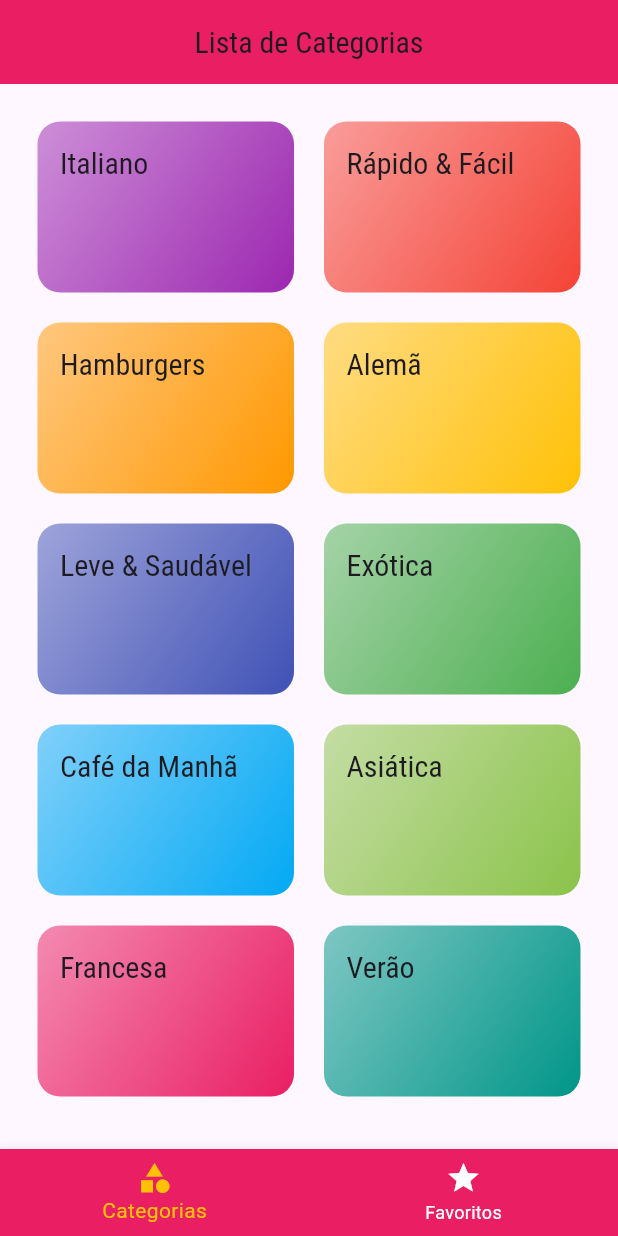
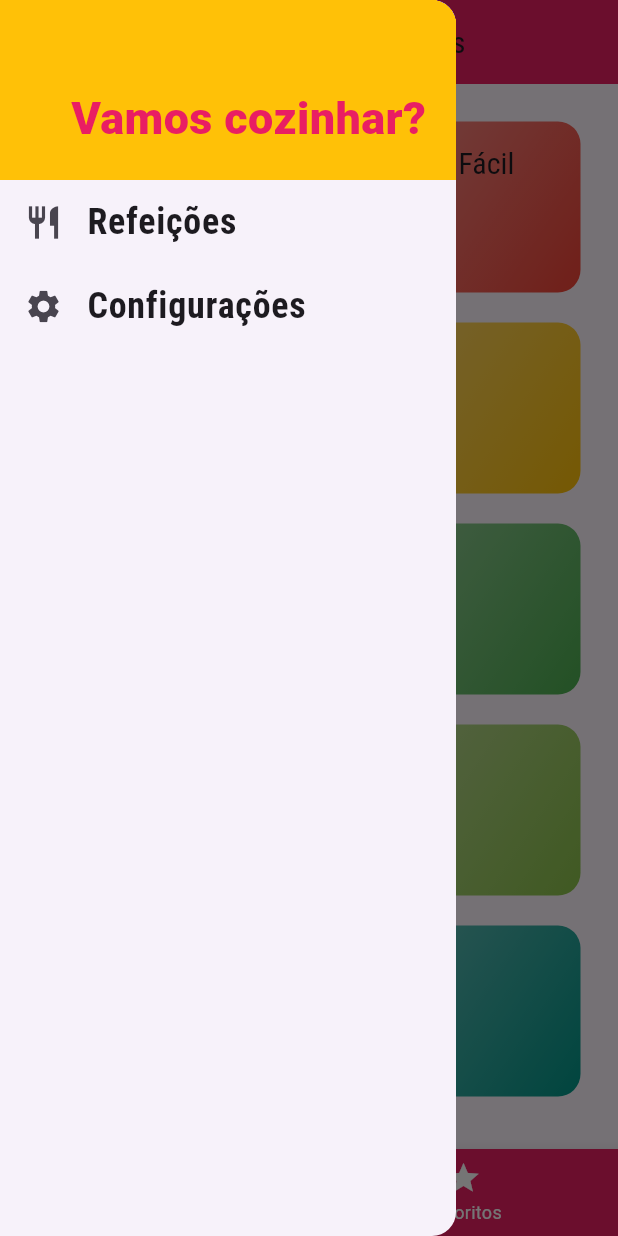
Before and after one commit to William-Munaretto/meals, a Flutter app: the screen it shows after launch, with the side drawer open (before the commit the screen has no drawer), on a phone screen of 412 x 824 dp. Run offline on Flutter 3.47's test engine with Material 3 defaults, Android fonts, the phone set to English and light mode, and no system bars.

Commit message:
criado e configurado o componente drawer

```diff
--- /dev/null
+++ b/lib/components/main_drawer.dart
@@ -0,0 +1,59 @@
+import 'package:flutter/material.dart';
+import '../utils/app-routes.dart';
+
+class MainDrawer extends StatelessWidget {
+  const MainDrawer({super.key});
+
+  Widget _createItem(IconData icon, String label, VoidCallback onTapi) {
+    return ListTile(
+      leading: Icon(
+        icon,
+        size: 26,
+      ),
+      title: Text(
+        label,
+        style: TextStyle(
+          fontFamily: 'RobotoCondensed',
+          fontSize: 24,
+          fontWeight: FontWeight.bold,
+        ),
+      ),
+      onTap: onTapi,
+    );
+  }
+
+  @override
+  Widget build(BuildContext context) {
+    return Drawer(
+      child: Column(
+        children: [
+          Container(
+            alignment: Alignment.bottomRight,
+            height: 120,
+            width: double.infinity,
+            padding: EdgeInsets.all(20),
+            color: Colors.amber,
+            child: Text(
+              'Vamos cozinhar?',
+              style: TextStyle(
+                fontWeight: FontWeight.w900,
+                fontSize: 30,
+                color: Theme.of(context).colorScheme.primary,
+              ),
+            ),
+          ),
+          _createItem(
+            Icons.restaurant,
+            'Refeições',
+            () => Navigator.of(context).pushReplacementNamed(AppRoutes.HOME),
+          ),
+          _createItem(
+            Icons.settings,
+            'Configurações',
+            () => Navigator.of(context).pushReplacementNamed(AppRoutes.SETTINGS),
+          ),
+        ],
+      ),
+    );
+  }
+}
--- a/lib/main.dart
+++ b/lib/main.dart
@@ -1,9 +1,9 @@
 import 'package:flutter/material.dart';
 import 'package:navegacao_multitelas_meals/screens/meal_detail_screen.dart';
-import './screens/categories_screen.dart';
 import './screens/categories_meals_screen.dart';
 import 'utils/app-routes.dart';
 import 'screens/tabs_screen.dart';
+import 'screens/settings_screen.dart';
 
 void main() => runApp(MyApp());
 
@@ -14,6 +14,7 @@
   Widget build(BuildContext context) {
     final ThemeData theme = ThemeData();
     return MaterialApp(
+      debugShowCheckedModeBanner: false,
       title: 'DeliMeals',
       theme: ThemeData(
         useMaterial3: true,
@@ -43,6 +44,7 @@
         AppRoutes.HOME: (ctx) => TabsScreen(),
         AppRoutes.MEALS: (ctx) => CategoriesMealsScreen(),
         AppRoutes.MEAL_DETAIL: (ctx) => MealDetailScreen(),
+        AppRoutes.SETTINGS: (ctx) => SettingsScreen(),
       },
     );
   }
--- a/lib/screens/meal_detail_screen.dart
+++ b/lib/screens/meal_detail_screen.dart
@@ -90,6 +90,11 @@
           ],
         ),
       ),
+      floatingActionButton: FloatingActionButton(
+          child: Icon(Icons.star),
+          onPressed: () {
+            Navigator.of(context).pop(meal.title);
+          }),
     );
   }
 }
--- a/lib/screens/tabs_screen.dart
+++ b/lib/screens/tabs_screen.dart
@@ -1,6 +1,7 @@
 import 'package:flutter/material.dart';
 import 'categories_screen.dart';
 import 'favorite_screen.dart';
+import '../components/main_drawer.dart';
 
 class TabsScreen extends StatefulWidget {
   const TabsScreen({super.key});
@@ -35,6 +36,7 @@
         ),
       ),
       body: _screens[_selectedScreenIndex]['screen'] as Widget,
+      drawer: MainDrawer(),
       bottomNavigationBar: BottomNavigationBar(
         onTap: _selectScreen,
         backgroundColor: Theme.of(context).colorScheme.primary,
--- a/lib/utils/app-routes.dart
+++ b/lib/utils/app-routes.dart
@@ -2,4 +2,5 @@
   static const HOME = '/';
   static const MEALS = '/categories-meals';
   static const MEAL_DETAIL = '/meal-detail';
+  static const SETTINGS = '/settings';
 }
```
Also changed, not shown: lib/components/meal_item.dart (+7 -1 lines), lib/screens/settings_screen.dart (added, +19 -0 lines).
